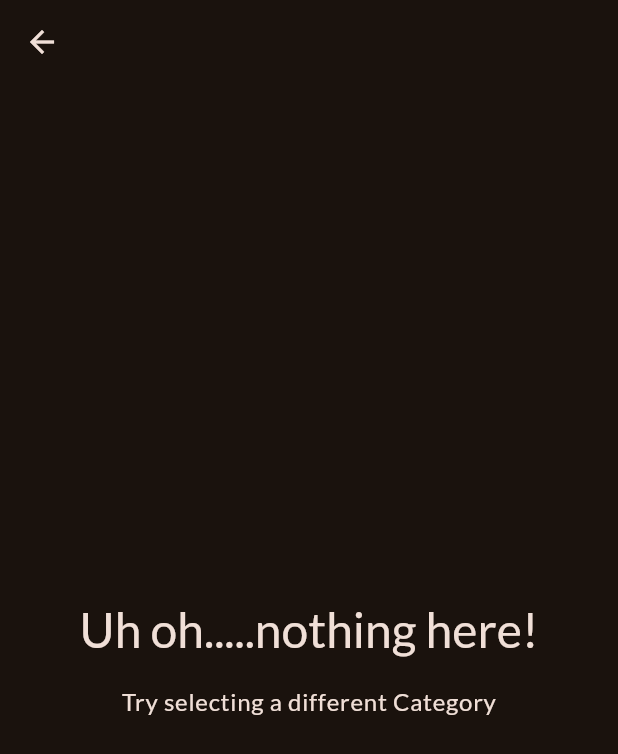
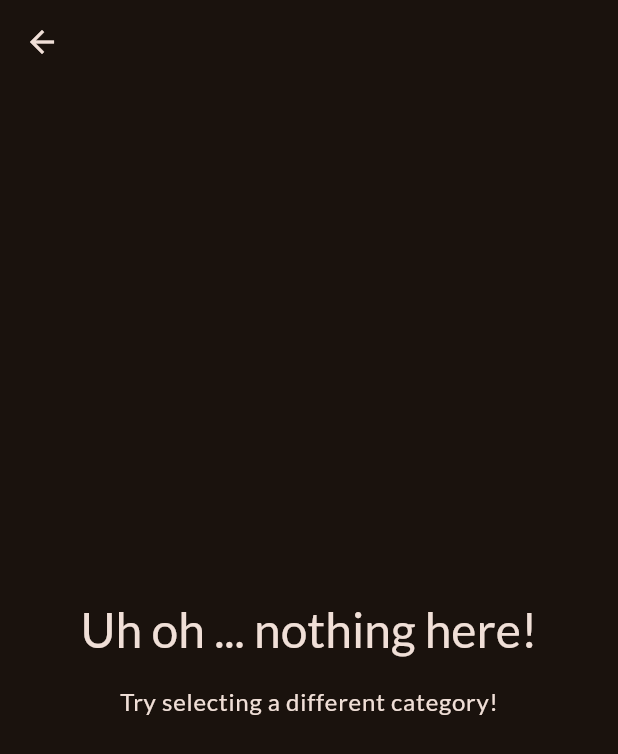
Before and after one commit to nileshkumar-777/mealapp, a Flutter app: the MealsScreen screen opened directly with empty values, on a phone screen of 412 x 824 dp. Shown: the top 754 px of the screen. Run offline on Flutter 3.47's test engine with Material 3 defaults, Android fonts, the phone set to English and light mode, and no system bars; our stand-ins replace google_fonts, transparent_image; network calls fail.

Commit message:
Added meal details screen with image, ingredients, and recipe instructions

```diff
--- a/lib/main.dart
+++ b/lib/main.dart
@@ -1,5 +1,4 @@
 import 'package:flutter/material.dart';
-
 import 'package:google_fonts/google_fonts.dart';
 import 'package:mealapp/data/dummy_data.dart';
 import 'package:mealapp/screen/categories.dart';
@@ -25,8 +24,7 @@ class App extends StatelessWidget {
   Widget build(BuildContext context) {
     return MaterialApp(
       theme: theme,
-      home: const CategoriesScreen()
-
+      home: const CategoriesScreen(),
     );
   }
 }
--- a/lib/model/category.dart
+++ b/lib/model/category.dart
@@ -4,10 +4,8 @@ class Category {
   const Category({
     required this.id,
     required this.title,
-    this.color=Colors.orange,
+    this.color = Colors.orange,
   });
-
-
 
   final String id;
   final String title;
--- a/lib/screen/categories.dart
+++ b/lib/screen/categories.dart
@@ -1,5 +1,4 @@
-
-import 'package:flutter/material.dart' ;
+import 'package:flutter/material.dart';
 import 'package:mealapp/data/dummy_data.dart';
 import 'package:mealapp/screen/meals.dart';
 import 'package:mealapp/widget/category_grid_items.dart';
@@ -10,7 +9,8 @@ class CategoriesScreen extends StatelessWidget {
 
   void _selectCategory(BuildContext context, Category category) {
     final filteredMeals = dummyMeals
-    .where((meal) => meal.categories.contains(category.id)).toList();
+        .where((meal) => meal.categories.contains(category.id))
+        .toList();
     Navigator.push(
       context,
       MaterialPageRoute(
--- a/lib/screen/meals.dart
+++ b/lib/screen/meals.dart
@@ -1,59 +1,66 @@
 import 'package:flutter/material.dart';
 import 'package:mealapp/model/meal.dart';
+import 'package:mealapp/screen/meal_detail.dart';
 import 'package:mealapp/widget/meal_item.dart';
 
-class MealsScreen extends StatelessWidget{
+class MealsScreen extends StatelessWidget {
   const MealsScreen({
     super.key,
     required this.title,
     required this.meals,
-
   });
 
   final String title;
-  final List<Meal>meals;
+  final List<Meal> meals;
+
+  void selectMeal(BuildContext context, Meal meal) {
+    Navigator.of(context).push(
+      MaterialPageRoute(
+        builder: (ctx) => MealDetailScreen(meal: meal),
+      ),
+    );
+  }
 
   @override
   Widget build(BuildContext context) {
-    Widget content= Center(
+    Widget content = Center(
       child: Column(
         mainAxisSize: MainAxisSize.min,
         children: [
-            Text('Uh oh.....nothing here!',
+          Text(
+            'Uh oh ... nothing here!',
             style: Theme.of(context).textTheme.headlineLarge!.copyWith(
                   color: Theme.of(context).colorScheme.onBackground,
                 ),
-
-
           ),
-            SizedBox(height: 16,),
-            Text('Try selecting a different Category',
-            style: Theme.of(context).textTheme.bodyLarge!.copyWith(color: Theme.of(context).colorScheme.onBackground),
-            )
+          const SizedBox(height: 16),
+          Text(
+            'Try selecting a different category!',
+            style: Theme.of(context).textTheme.bodyLarge!.copyWith(
+                  color: Theme.of(context).colorScheme.onBackground,
+                ),
+          ),
         ],
-
       ),
     );
 
+    if (meals.isNotEmpty) {
+      content = ListView.builder(
+        itemCount: meals.length,
+        itemBuilder: (ctx, index) => MealItem(
+          meal: meals[index],
+          onSelectMeal: (meal) {
+            selectMeal(context, meal);
+          },
+        ),
+      );
+    }
 
-    if(meals.isNotEmpty){
-      content= ListView.builder(
-        itemCount: meals.length,
-        itemBuilder: (ctx,index)
-        =>MealItem(meal: meals[index]),
-
-        );
-
-
-
-    }
     return Scaffold(
       appBar: AppBar(
         title: Text(title),
       ),
       body: content,
     );
-
   }
-
 }
```
Also changed, not shown: lib/screen/meal_detail.dart (added, +63 -0 lines), lib/widget/category_grid_items.dart (+10 -13 lines), lib/widget/meal_item.dart (+39 -51 lines), lib/widget/meal_item_trait.dart (+13 -10 lines), lib/model/meal.dart (line endings or trailing spaces). Lines whose indentation alone changed are shown as unchanged.
